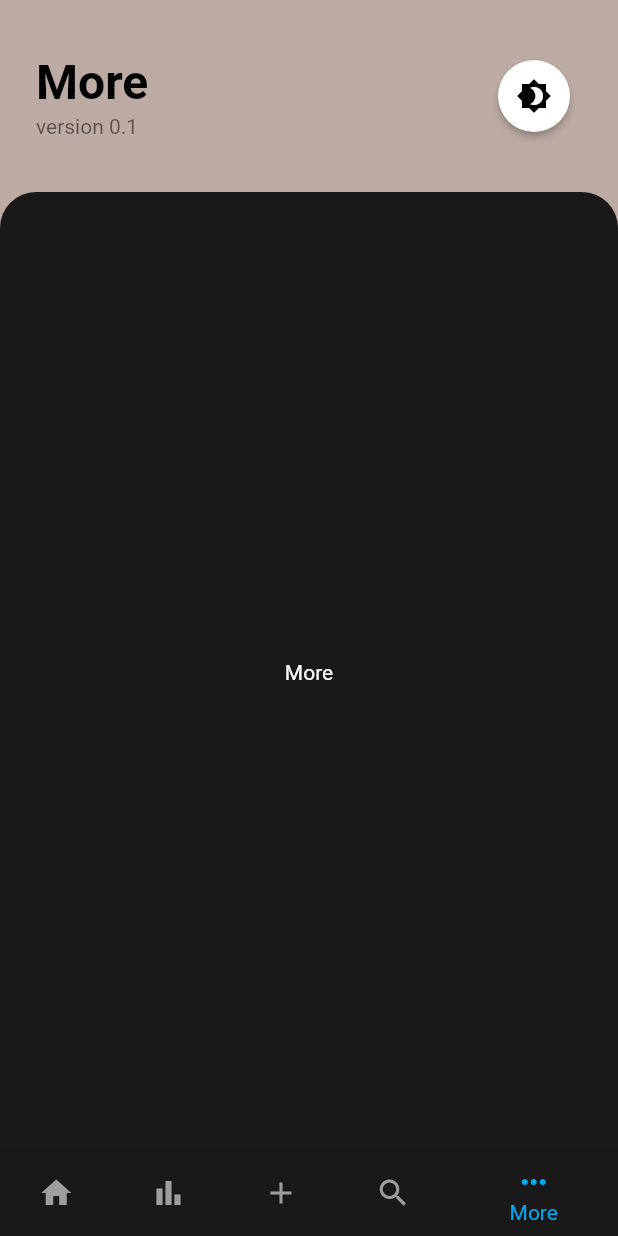
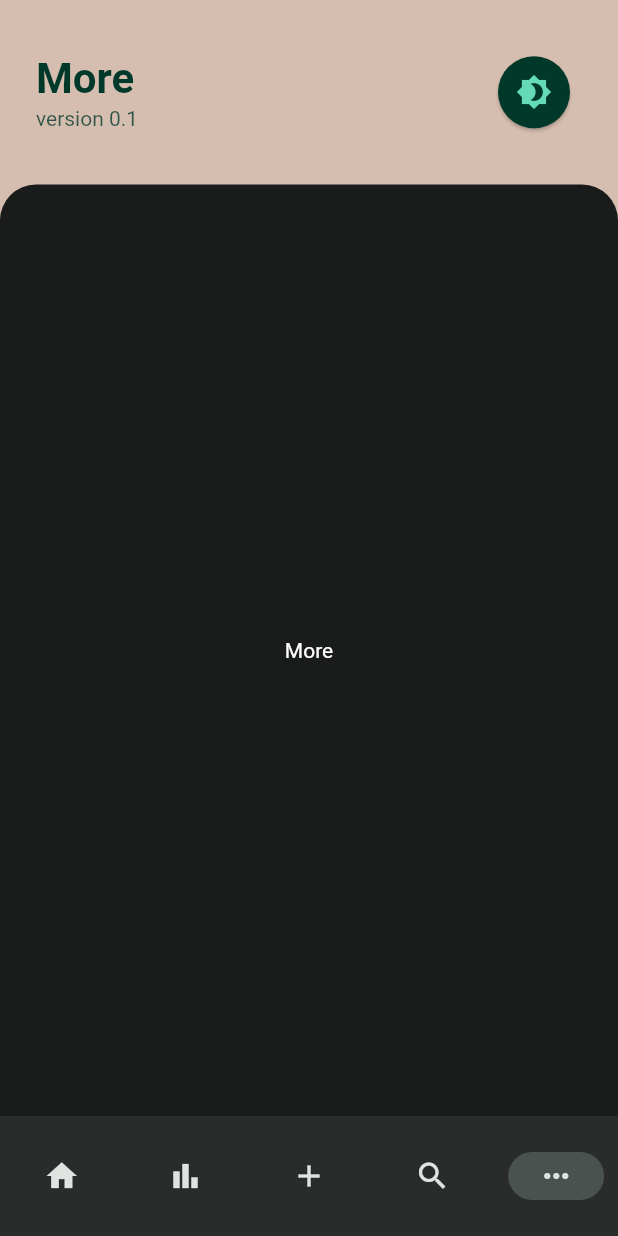
Before and after one commit to SIKV/MoneyManager, a Flutter app: the screen it shows after launch, item 5 of the bottom bar chosen, after a tap on the "brightness 4" icon, on a phone screen of 412 x 824 dp. Run offline on Flutter 3.47's test engine with Material 2 defaults, Android fonts, the phone set to English and light mode, and no system bars; our stand-ins replace flutter_riverpod, riverpod_annotation; generated files the repository leaves out were written again.

Commit message:
Improve app theme

```diff
--- a/lib/feature/more/more_page.dart
+++ b/lib/feature/more/more_page.dart
@@ -10,8 +10,10 @@ class MorePage extends ConsumerWidget {
 
   @override
   Widget build(BuildContext context, WidgetRef ref) {
+    final AppTheme appTheme = ref.watch(appThemeManagerProvider);
+
     return HeaderContentPage(
-      headerColor: Colors.brown.shade200,
+      headerColor: appTheme.colors.moreHeader,
       primaryTitle: Strings.morePageTitle.localized(context),
       primarySubtitle: 'version 0.1',
       actionIcon: Icons.brightness_4,
@@ -25,10 +27,10 @@ class MorePage extends ConsumerWidget {
   }
 
   void _updateTheme(AppThemeManager themeManager) {
-    if (themeManager.theme == AppTheme.light) {
-      themeManager.setTheme(AppTheme.dark);
+    if (themeManager.theme.type == AppThemeType.light) {
+      themeManager.setTheme(AppThemeType.dark);
     } else {
-      themeManager.setTheme(AppTheme.light);
+      themeManager.setTheme(AppThemeType.light);
     }
   }
 }
--- a/lib/feature/transactions/transactions_page.dart
+++ b/lib/feature/transactions/transactions_page.dart
@@ -1,19 +1,23 @@
 import 'package:flutter/material.dart';
+import 'package:flutter_riverpod/flutter_riverpod.dart';
+import 'package:moneymanager/feature/transactions/transaction_item.dart';
 import 'package:moneymanager/theme/icons.dart';
-import 'package:moneymanager/feature/transactions/transaction_item.dart';
 
 import '../../theme/spacings.dart';
 import '../../theme/styles.dart';
+import '../../theme/theme.dart';
 import '../../ui/widget/header_content_page.dart';
 import 'transactions_header_settings.dart';
 
-class TransactionsPage extends StatelessWidget {
+class TransactionsPage extends ConsumerWidget {
   const TransactionsPage({Key? key}) : super(key: key);
 
   @override
-  Widget build(BuildContext context) {
+  Widget build(BuildContext context, WidgetRef ref) {
+    final AppTheme appTheme = ref.watch(appThemeManagerProvider);
+
     return HeaderContentPage(
-      headerColor: Colors.lightBlue.shade200,
+      headerColor: appTheme.colors.transactionsHeader,
       primaryTitle: '\$25.390.50',
       primarySubtitle: 'This month expenses',
       actionIcon: AppIcons.transactionsHeaderSettings,
--- /dev/null
+++ b/lib/theme/radius.dart
@@ -0,0 +1,6 @@
+import 'package:flutter/material.dart';
+
+class AppRadius {
+  static const Radius normal = Radius.circular(12);
+  static const Radius bigger = Radius.circular(24);
+}
--- a/lib/theme/theme.dart
+++ b/lib/theme/theme.dart
@@ -4,41 +4,19 @@ import 'package:riverpod_annotation/riverpod_annotation.dart';
 
 part 'theme.g.dart';
 
-enum AppTheme {
+enum AppThemeType {
   light, dark
 }
 
-@riverpod
-class AppThemeManager extends _$AppThemeManager {
-  AppTheme _theme = AppTheme.light; // TODO Change default value.
-  AppTheme get theme => _theme;
+abstract class AppTheme {
+  AppThemeType get type;
+  AppColors get colors;
 
-  @override
-  AppTheme build() {
-    return _theme;
-  }
-
-  void setTheme(AppTheme theme) {
-    _theme = theme;
-    ref.invalidateSelf();
-  }
-}
-
-extension GetThemeData on AppTheme {
   ThemeData themeData() {
-    Brightness brightness = this == AppTheme.light
-        ? Brightness.light : Brightness.dark;
-
-    AppColors colors = this == AppTheme.light
-        ? AppColorsLight() :  AppColorsDark();
-
     return ThemeData(
-      brightness: brightness,
-      primaryColor: colors.primary,
-      canvasColor: colors.canvas,
-      bottomSheetTheme: BottomSheetThemeData(
-        backgroundColor: colors.bottomSheetBackgroundColor,
-        shape: const RoundedRectangleBorder(
+      colorScheme: colors.colorScheme,
+      bottomSheetTheme: const BottomSheetThemeData(
+        shape: RoundedRectangleBorder(
           borderRadius: BorderRadius.vertical(
             top: Radius.circular(24),
           ),
@@ -47,3 +25,42 @@ extension GetThemeData on AppTheme {
     );
   }
 }
+
+class LightAppTheme extends AppTheme {
+  @override
+  AppThemeType get type => AppThemeType.light;
+
+  @override
+  AppColors get colors => LightAppColors();
+}
+
+class DarkAppTheme extends AppTheme {
+  @override
+  AppThemeType get type => AppThemeType.dark;
+
+  @override
+  AppColors get colors => DarkAppColors();
+}
+
+@riverpod
+class AppThemeManager extends _$AppThemeManager {
+  AppTheme _theme = LightAppTheme(); // TODO: Change default value.
+  AppTheme get theme => _theme;
+
+  @override
+  AppTheme build() {
+    return _theme;
+  }
+
+  void setTheme(AppThemeType type) {
+    switch (type) {
+      case AppThemeType.light:
+        _theme = LightAppTheme();
+        break;
+      case AppThemeType.dark:
+        _theme = DarkAppTheme();
+        break;
+    }
+    ref.invalidateSelf();
+  }
+}
--- a/lib/ui/home_page.dart
+++ b/lib/ui/home_page.dart
@@ -43,29 +43,28 @@ class _HomePageState extends ConsumerState<ConsumerStatefulWidget> {
       data: appTheme.themeData(),
       child: Scaffold(
         body: _pages[_selectedIndex],
-        bottomNavigationBar: BottomNavigationBar(
-          unselectedItemColor: Colors.grey,
-          selectedItemColor: Colors.lightBlue,
-          currentIndex: _selectedIndex,
-          onTap: _onItemTapped,
-          items: [
-            BottomNavigationBarItem(
+        bottomNavigationBar: NavigationBar(
+          labelBehavior: NavigationDestinationLabelBehavior.alwaysHide,
+          selectedIndex: _selectedIndex,
+          onDestinationSelected: _onItemTapped,
+          destinations: [
+            NavigationDestination(
                 icon: const Icon(AppIcons.transactionsPage),
                 label: Strings.transactionsPageTitle.localized(context),
             ),
-            BottomNavigationBarItem(
+            NavigationDestination(
                 icon: const Icon(AppIcons.statisticsPage),
                 label: Strings.statisticsPageTitle.localized(context),
             ),
-            const BottomNavigationBarItem(
+            const NavigationDestination(
                 icon: Icon(Icons.add),
                 label: '',
             ),
-            BottomNavigationBarItem(
+            NavigationDestination(
                 icon: const Icon(AppIcons.searchPage),
                 label: Strings.searchPageTitle.localized(context),
             ),
-            BottomNavigationBarItem(
+            NavigationDestination(
                 icon: const Icon(AppIcons.morePage),
                 label: Strings.morePageTitle.localized(context),
             ),
--- a/lib/ui/widget/header_content_page.dart
+++ b/lib/ui/widget/header_content_page.dart
@@ -1,8 +1,12 @@
 import 'package:flutter/material.dart';
+import 'package:flutter_riverpod/flutter_riverpod.dart';
+import 'package:moneymanager/theme/radius.dart';
 
+import '../../theme/colors.dart';
 import '../../theme/spacings.dart';
+import '../../theme/theme.dart';
 
-class HeaderContentPage extends StatelessWidget {
+class HeaderContentPage extends ConsumerWidget {
   final Color headerColor;
 
   final String primaryTitle;
@@ -15,7 +19,7 @@ class HeaderContentPage extends StatelessWidget {
   final VoidCallback? onActionPressed;
 
   final Widget content;
-  final double contentBorderRadius;
+  final Radius contentBorderRadius;
 
   const HeaderContentPage({
     Key? key,
@@ -27,23 +31,25 @@ class HeaderContentPage extends StatelessWidget {
     this.actionIcon,
     this.onActionPressed,
     required this.content,
-    this.contentBorderRadius = 24,
+    this.contentBorderRadius = AppRadius.bigger,
   }) : super(key: key);
 
   @override
-  Widget build(BuildContext context) {
+  Widget build(BuildContext context, WidgetRef ref) {
+    final AppTheme appTheme = ref.watch(appThemeManagerProvider);
+
     return ColoredBox(
       color: headerColor,
       child: Column(
         children: [
-          _header(context),
-          _content(context),
+          _header(context, appTheme.colors),
+          _content(appTheme.colors),
         ],
       ),
     );
   }
 
-  Widget _header(BuildContext context) {
+  Widget _header(BuildContext context, AppColors colors) {
     return Padding(
       padding: EdgeInsets.only(
         top: MediaQuery
@@ -61,42 +67,43 @@ class HeaderContentPage extends StatelessWidget {
             crossAxisAlignment: CrossAxisAlignment.start,
             children: [
               Text(primaryTitle,
-                  style: const TextStyle( // TODO Use theme style.
-                    color: Colors.black,
-                    fontSize: 32,
-                    fontWeight: FontWeight.w600,
-                  )
+                style: TextStyle(
+                  color: colors.colorScheme.onPrimary,
+                  fontSize: 28,
+                  fontWeight: FontWeight.w700,
+                ),
               ),
               const SizedBox(
                 height: 2,
               ),
               Text(primarySubtitle,
-                style: TextStyle( // TODO Use theme style.
-                  color: Colors.black.withAlpha(140),
+                style: TextStyle(
+                  color: colors.colorScheme.onPrimary.withAlpha(200),
                   fontSize: 14,
                   fontWeight: FontWeight.w400,
                 ),
               ),
             ],
           ),
-          _actionButton(),
+          _actionButton(colors),
         ],
       ),
     );
   }
 
-  Widget _actionButton() {
+  Widget _actionButton(AppColors colors) {
     if (actionIcon != null) {
       return ElevatedButton(
         onPressed: onActionPressed,
         style: ElevatedButton.styleFrom(
+          elevation: 1,
           shape: const CircleBorder(),
           padding: const EdgeInsets.all(Spacings.three),
-          backgroundColor: Colors.white,
+          backgroundColor: colors.colorScheme.onPrimary,
           foregroundColor: headerColor,
         ),
         child: Icon(actionIcon,
-          color: Colors.black,
+          color: colors.colorScheme.primary,
         ),
       );
     } else {
@@ -104,15 +111,15 @@ class HeaderContentPage extends StatelessWidget {
     }
   }
 
-  Widget _content(BuildContext context) {
+  Widget _content(AppColors colors) {
     return Expanded(
       child: Container(
         width: double.infinity,
         decoration: BoxDecoration(
-          color: Theme.of(context).canvasColor, // TODO Use theme color.
+          color: colors.colorScheme.background,
           borderRadius: BorderRadius.only(
-            topLeft: Radius.circular(contentBorderRadius),
-            topRight: Radius.circular(contentBorderRadius),
+            topLeft: contentBorderRadius,
+            topRight: contentBorderRadius,
           ),
         ),
         child: content,
```
Also changed, not shown: lib/feature/statistics/statistics_page.dart (+8 -3 lines), lib/theme/colors.dart (+77 -15 lines), lib/ui/widget/close_circle_button.dart (+11 -4 lines).
